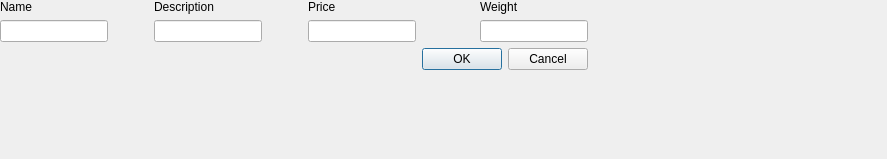
Before: the Qt Designer form products/productsdto.ui in gustavosinbandera1/mayorga_db, drawn with Qt 5.
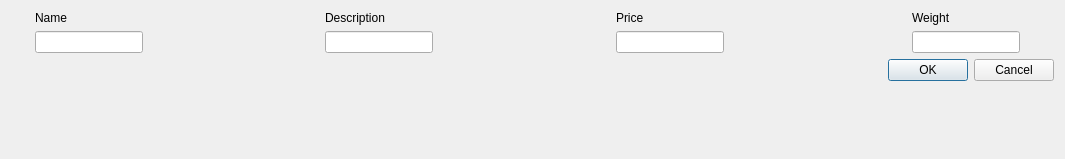
After: the same form once the commit is applied.

```diff
--- a/products/productsdto.ui
+++ b/products/productsdto.ui
@@ -6,14 +6,28 @@
    <rect>
     <x>0</x>
     <y>0</y>
-    <width>887</width>
+    <width>1065</width>
     <height>159</height>
    </rect>
   </property>
   <property name="windowTitle">
    <string>Dialog</string>
   </property>
-  <widget class="QWidget" name="">
+  <layout class="QFormLayout" name="formLayout_5">
+   <item row="0" column="0">
+    <spacer name="horizontalSpacer_5">
+     <property name="orientation">
+      <enum>Qt::Horizontal</enum>
+     </property>
+     <property name="sizeHint" stdset="0">
+      <size>
+       <width>18</width>
+       <height>37</height>
+      </size>
+     </property>
+    </spacer>
+   </item>
+   <item row="0" column="1">
    <layout class="QGridLayout" name="gridLayout">
     <item row="0" column="3">
      <spacer name="horizontalSpacer_2">
@@ -147,7 +161,8 @@
      </widget>
     </item>
    </layout>
-  </widget>
+   </item>
+  </layout>
  </widget>
  <resources/>
  <connections>
```
Lines whose indentation alone changed are shown as unchanged.
